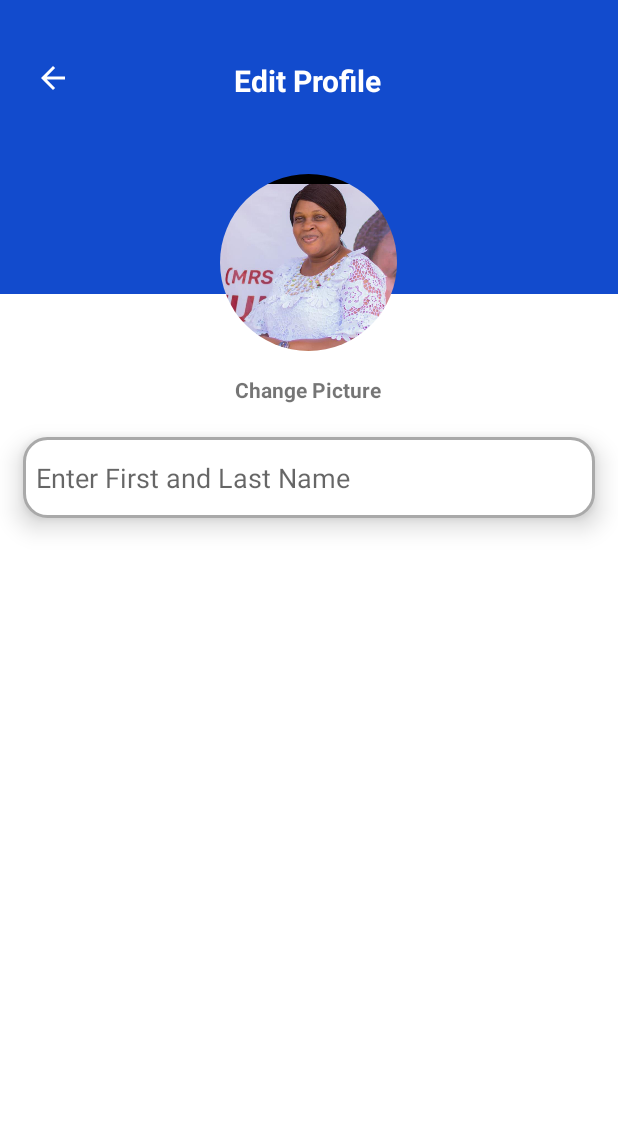
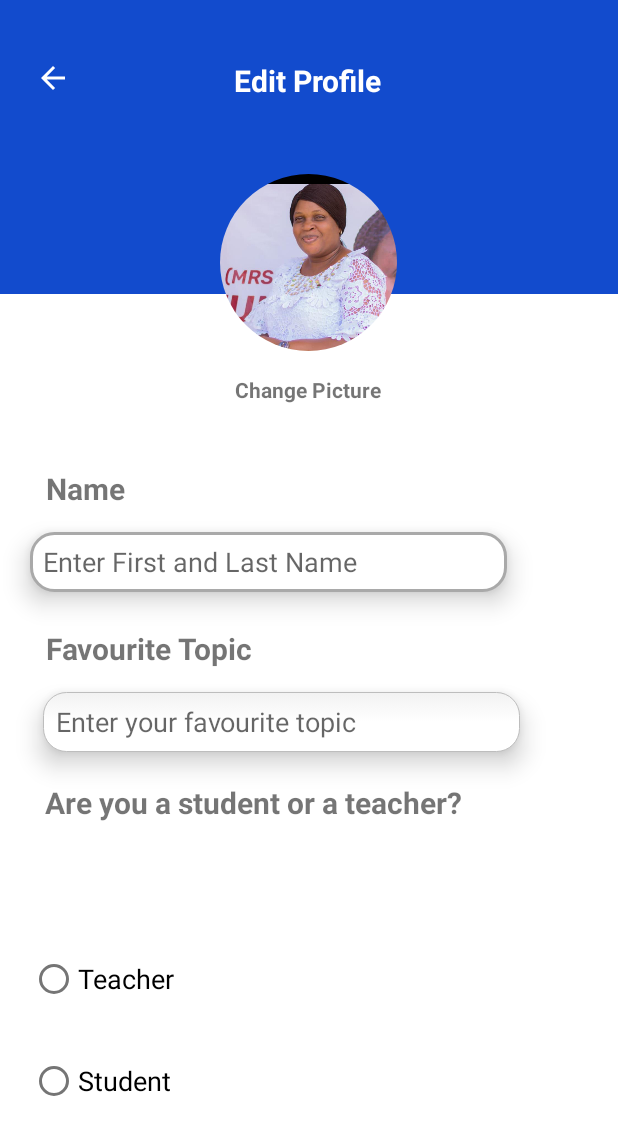
Before and after one commit to Abisayo1/eNursing, an Android app: the EditProfile screen opened directly, with no data from a screen before it, on a phone screen of 412 x 824 dp. Shown: the top 1135 px of the screen. Run offline under Robolectric (Android 15) with nearby library versions, the phone set to English and light mode, and no system bars; our stand-ins replace CircleImageView.

Commit message:
Built the lovely edit text

```diff
--- a/app/src/main/res/layout/activity_edit_profile.xml
+++ b/app/src/main/res/layout/activity_edit_profile.xml
@@ -16,8 +16,8 @@
         <ImageView
             android:id="@+id/imageView2"
             android:layout_width="wrap_content"
+            android:layout_height="wrap_content"
             android:layout_marginTop="-100dp"
-        android:layout_height="wrap_content"
             app:layout_constraintEnd_toEndOf="parent"
             app:layout_constraintHorizontal_bias="0.0"
             app:layout_constraintStart_toStartOf="parent"
@@ -76,20 +76,111 @@
         app:layout_constraintStart_toStartOf="parent"
         app:layout_constraintTop_toBottomOf="@+id/circleImageView"/>
 
+
         <EditText
-            android:id="@+id/email"
-            android:layout_width="match_parent"
-            android:layout_height="54dp"
+            android:id="@+id/fav"
+            android:layout_width="318dp"
+            android:layout_height="40dp"
             android:layout_margin="15dp"
-            android:layout_marginTop="116dp"
+            android:layout_marginTop="12dp"
             android:background="@drawable/edittext_rounded_corners"
+            android:elevation="10dp"
+            android:layout_marginLeft="15dp"
             android:ems="10"
+            android:hint="Enter your favourite topic"
+            app:layout_constraintEnd_toEndOf="parent"
+            app:layout_constraintHorizontal_bias="0.215"
+            app:layout_constraintStart_toStartOf="parent"
+            app:layout_constraintTop_toBottomOf="@+id/textView21" />
+
+        <EditText
+            android:id="@+id/username"
+            android:layout_width="318dp"
+            android:layout_height="40dp"
+            android:layout_margin="15dp"
+            android:layout_marginTop="16dp"
+            android:layout_marginLeft="15dp"
+            android:background="@drawable/edittext_rounded_corners"
             android:elevation="10dp"
+            android:ems="10"
             android:hint="Enter First and Last Name"
             app:layout_constraintEnd_toEndOf="parent"
-            app:layout_constraintHorizontal_bias="0.0"
+            app:layout_constraintHorizontal_bias="0.075"
+            app:layout_constraintStart_toStartOf="parent"
+            app:layout_constraintTop_toBottomOf="@+id/name" />
+
+        <RadioGroup
+            android:id="@+id/radio_group"
+            android:layout_width="match_parent"
+            android:layout_height="wrap_content"
+            android:padding="10dp"
+            app:layout_constraintBottom_toBottomOf="parent"
+            app:layout_constraintEnd_toEndOf="parent"
+            app:layout_constraintStart_toStartOf="parent"
+            app:layout_constraintTop_toBottomOf="@+id/status">
+
+            <RadioButton
+                android:id="@+id/firstAnswerRadioButton"
+                android:layout_width="match_parent"
+                android:layout_height="wrap_content"
+                android:layout_margin="10dp"
+                android:text="Teacher"
+                android:textSize="18sp"
+                tools:text="Teacher" />
+
+            <RadioButton
+                android:id="@+id/SecondAnswerRadioButton"
+                android:layout_width="match_parent"
+                android:layout_height="wrap_content"
+                android:layout_margin="10dp"
+                android:text="Student"
+                android:textSize="18sp"
+                tools:text="Student" />
+
+        </RadioGroup>
+
+        <TextView
+            android:id="@+id/name"
+            android:layout_width="wrap_content"
+            android:layout_height="wrap_content"
+            android:layout_marginTop="36dp"
+            android:text="Name"
+            android:layout_marginLeft="15dp"
+            android:textSize="20sp"
+            android:textStyle="bold"
+            app:layout_constraintEnd_toEndOf="parent"
+            app:layout_constraintHorizontal_bias="0.044"
             app:layout_constraintStart_toStartOf="parent"
             app:layout_constraintTop_toBottomOf="@+id/imageView2" />
 
+        <TextView
+            android:id="@+id/textView21"
+            android:layout_width="wrap_content"
+            android:layout_height="wrap_content"
+            android:layout_marginTop="24dp"
+            android:text="Favourite Topic"
+            android:layout_marginLeft="15dp"
+            android:textSize="20sp"
+            android:textStyle="bold"
+            app:layout_constraintEnd_toEndOf="parent"
+            app:layout_constraintHorizontal_bias="0.058"
+            app:layout_constraintStart_toStartOf="parent"
+            app:layout_constraintTop_toBottomOf="@+id/username" />
+
+        <TextView
+            android:id="@+id/status"
+            android:layout_width="wrap_content"
+            android:layout_height="wrap_content"
+            android:layout_marginTop="20dp"
+            android:text="Are you a student or a teacher?"
+            android:textSize="20sp"
+            android:textStyle="bold"
+            android:layout_marginLeft="15dp"
+            app:layout_constraintEnd_toEndOf="parent"
+            app:layout_constraintHorizontal_bias="0.125"
+            app:layout_constraintStart_toStartOf="parent"
+            app:layout_constraintTop_toBottomOf="@+id/fav" />
+
+
     </androidx.constraintlayout.widget.ConstraintLayout>
 </ScrollView>
```
Lines whose indentation alone changed are shown as unchanged.
